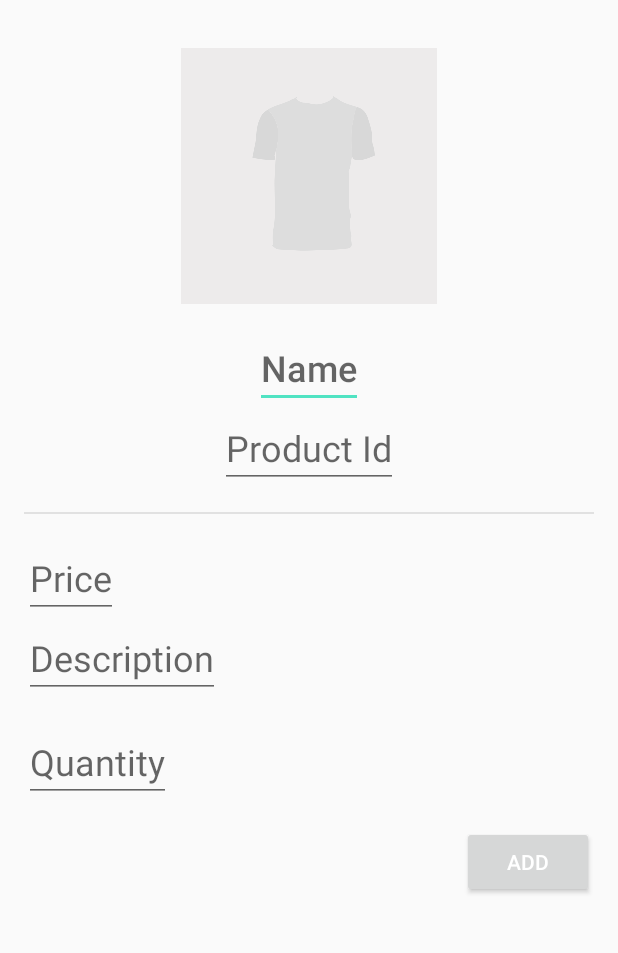
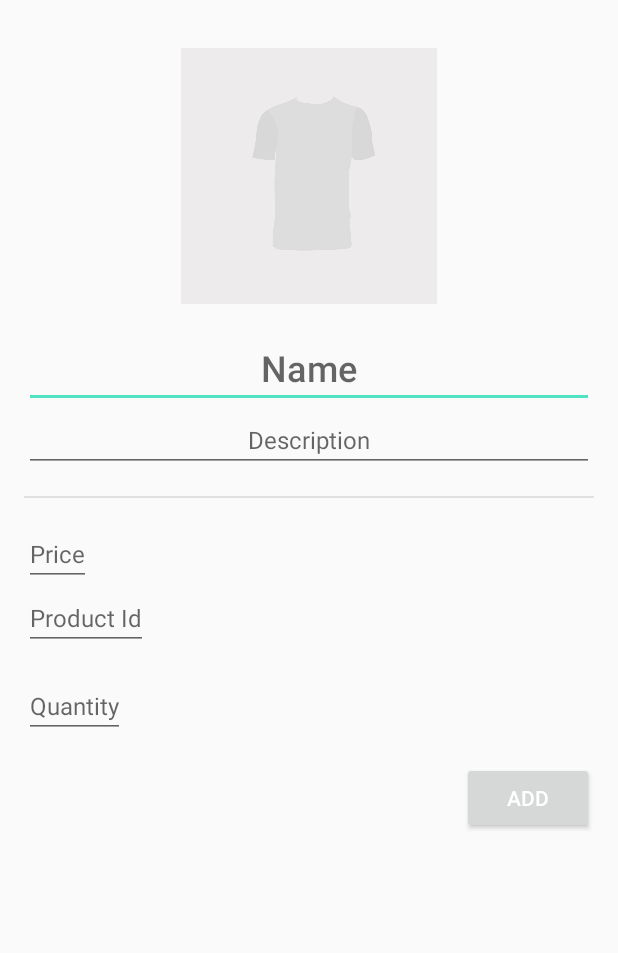
Before and after one commit to enyciaa/SmallgosShopkeeper, an Android app: the AddItemActivity screen opened directly, with no data from a screen before it, on a phone screen of 412 x 824 dp, the part 84-1037 px from its top. Run offline under Robolectric (Android 15) with nearby library versions, the phone set to English and light mode, and no system bars; our stand-ins replace ButterKnife, data binding; libraries missing offline, so code that uses them is left out: rx.android.schedulers, rx.schedulers.

Commit message:
Adjust text sizes

```diff
--- a/app/src/main/res/layout/activity_add_item.xml
+++ b/app/src/main/res/layout/activity_add_item.xml
@@ -39,17 +39,19 @@
 
             <EditText
                 android:id="@+id/itemName"
-                android:layout_width="wrap_content"
+                android:layout_width="match_parent"
                 android:layout_height="wrap_content"
+                android:gravity="center_horizontal"
                 android:hint="@string/item_name_hint"
                 android:textAppearance="@style/SmallgosTextTitle"
                 />
 
             <EditText
-                android:id="@+id/itemProductId"
-                android:layout_width="wrap_content"
+                android:id="@+id/itemDescription"
+                android:layout_width="match_parent"
                 android:layout_height="wrap_content"
-                android:hint="@string/item_product_id_hint"
+                android:gravity="center_horizontal"
+                android:hint="@string/item_name_description"
                 android:textAppearance="@style/SmallgosTextSubtitle"
                 />
 
@@ -71,12 +73,12 @@
                 />
 
             <EditText
-                android:id="@+id/itemDescription"
+                android:id="@+id/itemProductId"
                 android:layout_width="wrap_content"
                 android:layout_height="wrap_content"
                 android:layout_marginBottom="@dimen/grid_16"
                 android:layout_gravity="left"
-                android:hint="@string/item_name_description"
+                android:hint="@string/item_product_id_hint"
                 android:textAppearance="@style/SmallgosTextSubtitle"
                 />
 
--- a/app/src/main/res/values/colors.xml
+++ b/app/src/main/res/values/colors.xml
@@ -6,5 +6,6 @@
 
     <color name="white_100">#ffffff</color>
     <color name="black_100">#000000</color>
+    <color name="black_70">#B3000000</color>
     <color name="black_10">#1A000000</color>
 </resources>
--- a/app/src/main/res/values/dimens.xml
+++ b/app/src/main/res/values/dimens.xml
@@ -6,8 +6,9 @@
     <dimen name="grid_64">64dp</dimen>
 
 
-    <dimen name="text_16">16sp</dimen>
-    <dimen name="text_24">24sp</dimen>
+    <dimen name="text_small">12sp</dimen>
+    <dimen name="text_medium">16sp</dimen>
+    <dimen name="text_large">24sp</dimen>
 
     <dimen name="elevation_4">4dp</dimen>
 
--- a/app/src/main/res/values/styles.xml
+++ b/app/src/main/res/values/styles.xml
@@ -15,18 +15,18 @@
     </style>
 
     <style name="SmallgosTextTitle" parent="TextAppearance.AppCompat.Title">
-        <item name="android:textSize">@dimen/text_24</item>
-        <item name="android:textColor">@color/black_100</item>
+        <item name="android:textSize">@dimen/text_large</item>
+        <item name="android:textColor">@color/black_70</item>
     </style>
 
     <style name="SmallgosTextSubtitle" parent="TextAppearance.AppCompat.Subhead">
-        <item name="android:textSize">@dimen/text_24</item>
-        <item name="android:textColor">@color/black_100</item>
+        <item name="android:textSize">@dimen/text_medium</item>
+        <item name="android:textColor">@color/black_70</item>
     </style>
 
     <style name="SmallgosTextBody" parent="TextAppearance.AppCompat.Body1">
-        <item name="android:textSize">@dimen/text_16</item>
-        <item name="android:textColor">@color/black_100</item>
+        <item name="android:textSize">@dimen/text_small</item>
+        <item name="android:textColor">@color/black_70</item>
     </style>
 
 </resources>
```
Also changed, not shown: app/src/main/res/layout/item_inventory.xml (+4 -8 lines).
